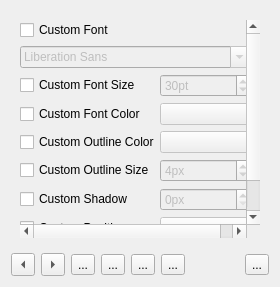
Qt form src/ui/editsub_ui.ui (KDE/kdenlive) before a commit.
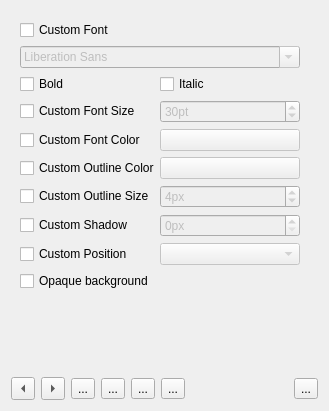
The same form after that commit. The open tabs and pages were chosen to show the change. Icons and pictures are not drawn. Custom widgets are drawn as their Qt base class.

Commit message: Add Bold and Italic attributes to subtitle fonts style Related to #1827

```diff
--- a/src/ui/editsub_ui.ui
+++ b/src/ui/editsub_ui.ui
@@ -10,8 +10,8 @@
    <rect>
     <x>0</x>
     <y>0</y>
-    <width>280</width>
-    <height>287</height>
+    <width>329</width>
+    <height>411</height>
    </rect>
   </property>
   <layout class="QGridLayout" name="gridLayout_2">
@@ -268,8 +268,8 @@
               <rect>
                <x>0</x>
                <y>0</y>
-               <width>263</width>
-               <height>320</height>
+               <width>284</width>
+               <height>348</height>
               </rect>
              </property>
              <layout class="QGridLayout" name="gridLayout_5">
@@ -285,83 +285,28 @@
               <property name="horizontalSpacing">
                <number>0</number>
               </property>
-              <item row="10" column="0">
-               <widget class="QCheckBox" name="checkPosition">
-                <property name="text">
-                 <string>Custom Position</string>
-                </property>
-               </widget>
-              </item>
-              <item row="9" column="1">
-               <widget class="QSpinBox" name="shadowSize">
-                <property name="enabled">
-                 <bool>false</bool>
-                </property>
-                <property name="suffix">
-                 <string>px</string>
-                </property>
-               </widget>
-              </item>
-              <item row="6" column="0">
-               <widget class="QCheckBox" name="checkFontColor">
-                <property name="text">
-                 <string>Custom Font Color</string>
-                </property>
-               </widget>
-              </item>
-              <item row="8" column="0">
-               <widget class="QCheckBox" name="checkOutlineSize">
-                <property name="text">
-                 <string>Custom Outline Size</string>
-                </property>
-               </widget>
-              </item>
-              <item row="9" column="0">
-               <widget class="QCheckBox" name="checkShadowSize">
-                <property name="text">
-                 <string>Custom Shadow</string>
-                </property>
-               </widget>
-              </item>
-              <item row="6" column="1">
-               <widget class="KColorButton" name="fontColor">
-                <property name="enabled">
-                 <bool>false</bool>
-                </property>
-                <property name="color">
-                 <color>
-                  <red>255</red>
-                  <green>255</green>
-                  <blue>255</blue>
-                 </color>
-                </property>
-                <property name="defaultColor">
-                 <color>
-                  <red>255</red>
-                  <green>255</green>
-                  <blue>255</blue>
-                 </color>
-                </property>
-                <property name="alphaChannelEnabled">
-                 <bool>true</bool>
-                </property>
-               </widget>
-              </item>
-              <item row="11" column="0" colspan="2">
+              <item row="12" column="0" colspan="2">
                <widget class="QCheckBox" name="checkOpaque">
                 <property name="text">
                  <string>Opaque background</string>
                 </property>
                </widget>
               </item>
-              <item row="3" column="0" colspan="2">
-               <widget class="QFontComboBox" name="fontFamily">
+              <item row="8" column="0">
+               <widget class="QCheckBox" name="checkOutlineColor">
+                <property name="text">
+                 <string>Custom Outline Color</string>
+                </property>
+               </widget>
+              </item>
+              <item row="11" column="1">
+               <widget class="QComboBox" name="alignment">
                 <property name="enabled">
                  <bool>false</bool>
                 </property>
                </widget>
               </item>
-              <item row="4" column="1">
+              <item row="5" column="1">
                <widget class="QSpinBox" name="fontSize">
                 <property name="enabled">
                  <bool>false</bool>
@@ -377,14 +322,14 @@
                 </property>
                </widget>
               </item>
-              <item row="7" column="0">
-               <widget class="QCheckBox" name="checkOutlineColor">
+              <item row="5" column="0">
+               <widget class="QCheckBox" name="checkFontSize">
                 <property name="text">
-                 <string>Custom Outline Color</string>
+                 <string>Custom Font Size</string>
                 </property>
                </widget>
               </item>
-              <item row="7" column="1">
+              <item row="8" column="1">
                <widget class="KColorButton" name="outlineColor">
                 <property name="enabled">
                  <bool>false</bool>
@@ -401,7 +346,31 @@
                 </property>
                </widget>
               </item>
-              <item row="8" column="1">
+              <item row="10" column="1">
+               <widget class="QSpinBox" name="shadowSize">
+                <property name="enabled">
+                 <bool>false</bool>
+                </property>
+                <property name="suffix">
+                 <string>px</string>
+                </property>
+               </widget>
+              </item>
+              <item row="11" column="0">
+               <widget class="QCheckBox" name="checkPosition">
+                <property name="text">
+                 <string>Custom Position</string>
+                </property>
+               </widget>
+              </item>
+              <item row="7" column="0">
+               <widget class="QCheckBox" name="checkFontColor">
+                <property name="text">
+                 <string>Custom Font Color</string>
+                </property>
+               </widget>
+              </item>
+              <item row="9" column="1">
                <widget class="QSpinBox" name="outlineSize">
                 <property name="enabled">
                  <bool>false</bool>
@@ -414,21 +383,42 @@
                 </property>
                </widget>
               </item>
-              <item row="10" column="1">
-               <widget class="QComboBox" name="alignment">
+              <item row="9" column="0">
+               <widget class="QCheckBox" name="checkOutlineSize">
+                <property name="text">
+                 <string>Custom Outline Size</string>
+                </property>
+               </widget>
+              </item>
+              <item row="2" column="0" colspan="2">
+               <widget class="QCheckBox" name="checkFont">
+                <property name="text">
+                 <string>Custom Font</string>
+                </property>
+               </widget>
+              </item>
+              <item row="7" column="1">
+               <widget class="KColorButton" name="fontColor">
                 <property name="enabled">
                  <bool>false</bool>
                 </property>
                </widget>
               </item>
-              <item row="4" column="0">
-               <widget class="QCheckBox" name="checkFontSize">
+              <item row="3" column="0" colspan="2">
+               <widget class="QFontComboBox" name="fontFamily">
+                <property name="enabled">
+                 <bool>false</bool>
+                </property>
+               </widget>
+              </item>
+              <item row="10" column="0">
+               <widget class="QCheckBox" name="checkShadowSize">
                 <property name="text">
-                 <string>Custom Font Size</string>
+                 <string>Custom Shadow</string>
                 </property>
                </widget>
               </item>
-              <item row="12" column="0">
+              <item row="13" column="0">
                <spacer name="verticalSpacer">
                 <property name="orientation">
                  <enum>Qt::Vertical</enum>
@@ -441,10 +431,17 @@
                 </property>
                </spacer>
               </item>
-              <item row="2" column="0" colspan="2">
-               <widget class="QCheckBox" name="checkFont">
+              <item row="4" column="0">
+               <widget class="QCheckBox" name="checkBold">
                 <property name="text">
-                 <string>Custom Font</string>
+                 <string>Bold</string>
+                </property>
+               </widget>
+              </item>
+              <item row="4" column="1">
+               <widget class="QCheckBox" name="checkItalic">
+                <property name="text">
+                 <string>Italic</string>
                 </property>
                </widget>
               </item>
```
Left out of the diff: 17 changed lines with no effect on the pictures. The commit also changes 1 other file.
